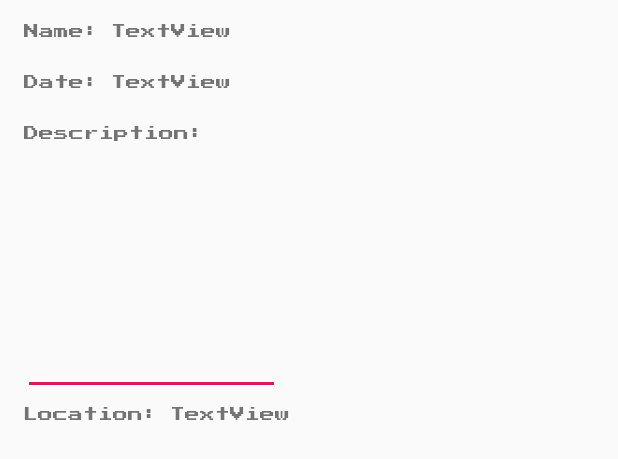
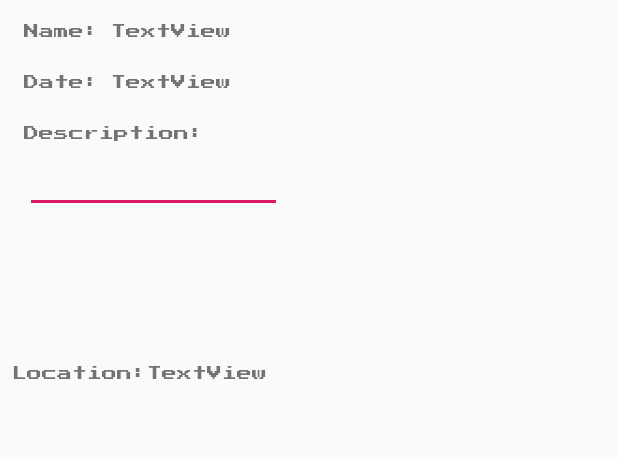
Before and after one commit to JessieSmit01/COSC195FInalProject, an Android app: the layout workout_view_layout.xml on its own in the app's theme, with its tools: preview values and no code run, on a phone screen of 412 x 824 dp. Shown: the top 459 px of the screen. Run offline under Robolectric (Android 15) with nearby library versions, the phone set to English and light mode, and no system bars.

```diff
--- a/app/src/main/res/layout/workout_view_layout.xml
+++ b/app/src/main/res/layout/workout_view_layout.xml
@@ -70,52 +70,50 @@
     <MultiAutoCompleteTextView
         android:id="@+id/etDescription"
         android:layout_width="171dp"
-        android:layout_height="157dp"
-        android:layout_marginStart="8dp"
+        android:layout_height="wrap_content"
         android:layout_marginTop="8dp"
         android:layout_marginEnd="8dp"
         android:layout_marginBottom="8dp"
-        app:layout_constraintBottom_toBottomOf="parent"
-        app:layout_constraintEnd_toStartOf="@+id/imageView2"
-        app:layout_constraintHorizontal_bias="0.875"
-        app:layout_constraintStart_toStartOf="parent"
+        android:editable="false"
+        android:fontFamily="@font/press_start_2p"
+        android:textSize="9sp"
+        app:layout_constraintBottom_toTopOf="@+id/textView9"
+        app:layout_constraintEnd_toStartOf="@+id/picture"
         app:layout_constraintTop_toBottomOf="@+id/textView8"
-        app:layout_constraintVertical_bias="0.0" />
+        app:layout_constraintVertical_bias="0.02" />
 
     <ImageView
-        android:id="@+id/imageView2"
+        android:id="@+id/picture"
         android:layout_width="200dp"
         android:layout_height="250dp"
         android:layout_marginEnd="16dp"
         android:layout_marginBottom="8dp"
+        android:textAlignment="textStart"
         app:layout_constraintBottom_toBottomOf="parent"
         app:layout_constraintEnd_toEndOf="parent"
         app:layout_constraintTop_toTopOf="parent"
-        app:layout_constraintVertical_bias="0.2" />
+        app:layout_constraintVertical_bias="1.0" />
 
     <TextView
         android:id="@+id/textView9"
         android:layout_width="wrap_content"
         android:layout_height="wrap_content"
-        android:layout_marginTop="8dp"
-        android:layout_marginBottom="8dp"
+        android:layout_marginStart="8dp"
         android:fontFamily="@font/press_start_2p"
         android:text="Location:"
         android:textSize="10sp"
         app:layout_constraintBottom_toBottomOf="parent"
-        app:layout_constraintStart_toStartOf="@+id/etDescription"
-        app:layout_constraintTop_toBottomOf="@+id/etDescription"
-        app:layout_constraintVertical_bias="1.0" />
+        app:layout_constraintStart_toStartOf="parent" />
 
     <TextView
         android:id="@+id/txtLocation"
         android:layout_width="wrap_content"
         android:layout_height="wrap_content"
-        android:layout_marginStart="8dp"
         android:fontFamily="@font/press_start_2p"
         android:text="TextView"
         android:textSize="10sp"
         app:layout_constraintBottom_toBottomOf="@+id/textView9"
         app:layout_constraintStart_toEndOf="@+id/textView9"
-        app:layout_constraintTop_toTopOf="@+id/textView9" />
+        app:layout_constraintTop_toTopOf="@+id/textView9"
+        app:layout_constraintVertical_bias="1.0" />
 </android.support.constraint.ConstraintLayout>
```
Also changed, not shown: app/src/main/java/com/example/exercisetracker/ViewWorkouts.java (+6 -2 lines), app/src/main/java/com/example/exercisetracker/WorkoutAdapter.java (+35 -0 lines).
